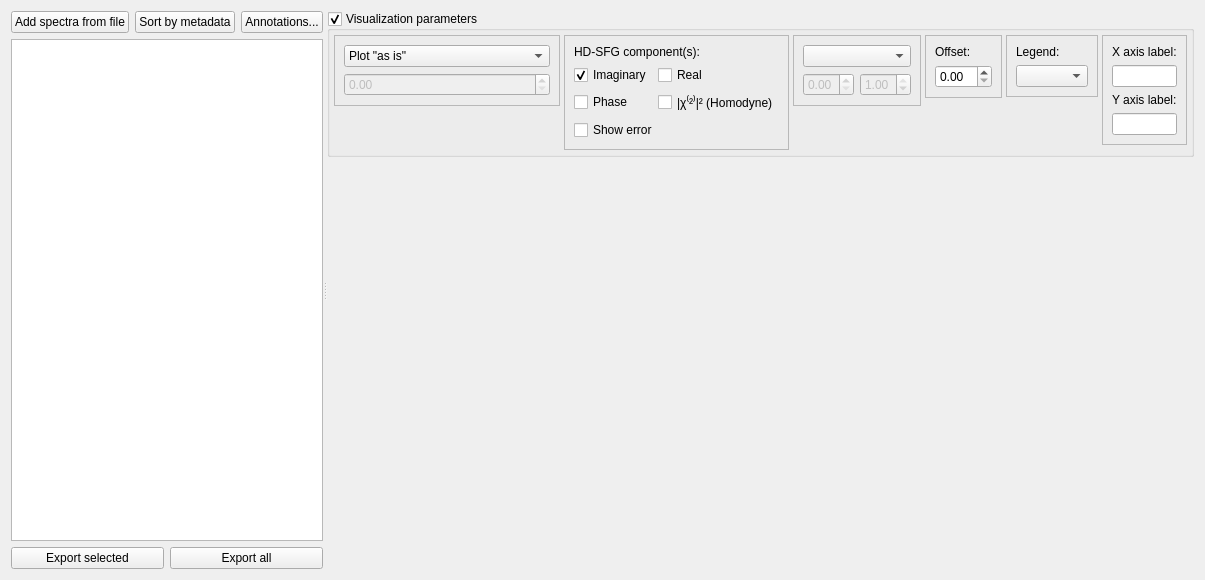
Old version of the form src/sfg_app2/app/ui/processed_results_tab.ui in the repository silanglois/SFG-App.
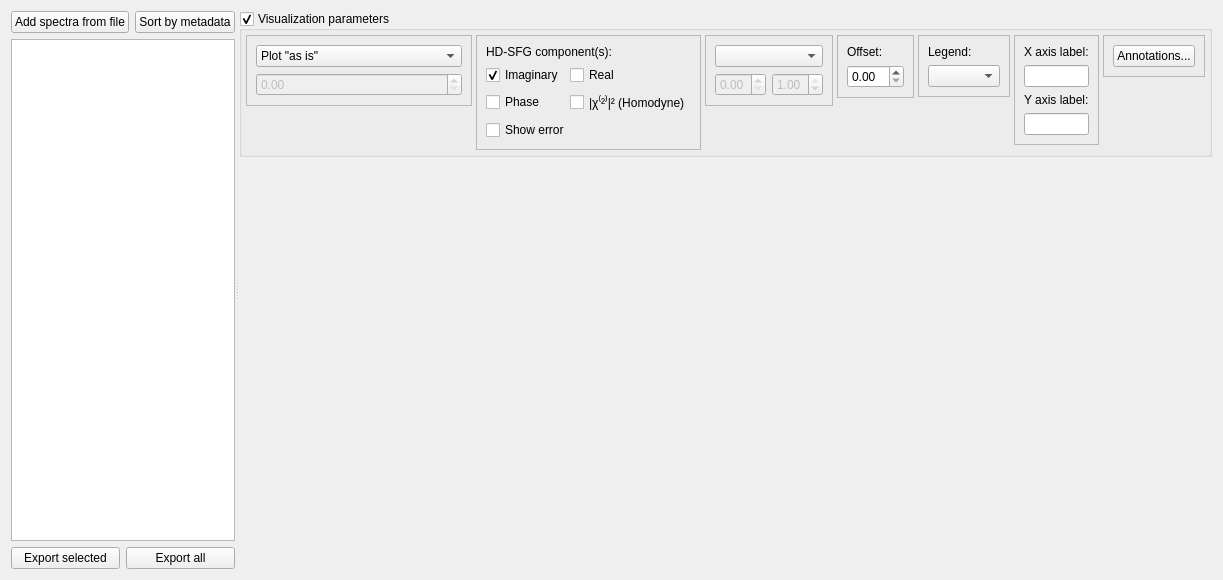
New version of the form.

Commit message: small fixes in the new features of the results tab

What changed in the file:
```diff
--- a/src/sfg_app2/app/ui/processed_results_tab.ui
+++ b/src/sfg_app2/app/ui/processed_results_tab.ui
@@ -37,13 +37,6 @@
            </property>
           </widget>
          </item>
-         <item>
-          <widget class="QPushButton" name="annotationsButton">
-           <property name="text">
-            <string>Annotations...</string>
-           </property>
-          </widget>
-         </item>
         </layout>
        </item>
        <item>
@@ -392,6 +385,31 @@
             </layout>
            </widget>
           </item>
+          <item alignment="Qt::AlignTop">
+           <widget class="QFrame" name="frame_7">
+            <property name="sizePolicy">
+             <sizepolicy hsizetype="Preferred" vsizetype="Fixed">
+              <horstretch>0</horstretch>
+              <verstretch>0</verstretch>
+             </sizepolicy>
+            </property>
+            <property name="frameShape">
+             <enum>QFrame::StyledPanel</enum>
+            </property>
+            <property name="frameShadow">
+             <enum>QFrame::Raised</enum>
+            </property>
+            <layout class="QVBoxLayout" name="verticalLayout_9">
+             <item>
+              <widget class="QPushButton" name="annotationsButton">
+               <property name="text">
+                <string>Annotations...</string>
+               </property>
+              </widget>
+             </item>
+            </layout>
+           </widget>
+          </item>
           <item>
            <spacer name="horizontalSpacer">
             <property name="orientation">
```
The commit also changes 4 other files.
